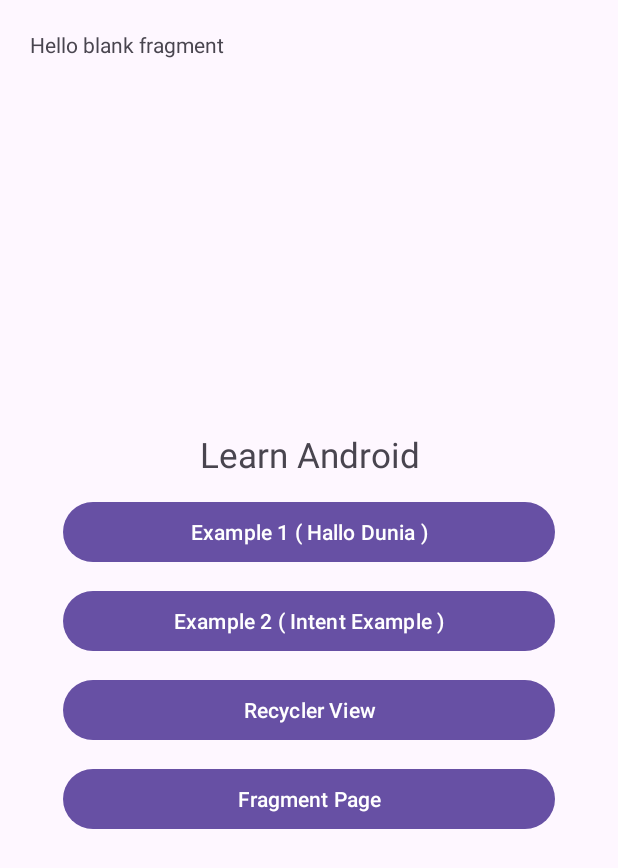
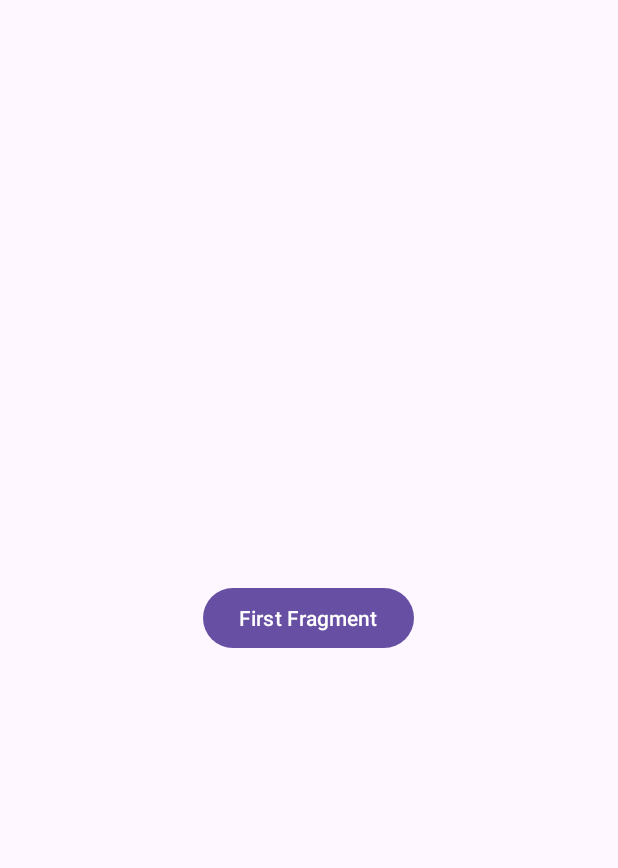
Before and after one commit to BaharudinZaelani/firstAndroidApp, an Android app: the screen it shows after launch (HomeActivity before the commit, FragmentPage after it), after a tap on "Fragment Page", on a phone screen of 412 x 824 dp. Shown: the top 868 px of the screen. Run offline under Robolectric (Android 15) with nearby library versions, the phone set to English and light mode, and no system bars.

Commit message:
Move Fragment Page..

```diff
--- a/app/build.gradle
+++ b/app/build.gradle
@@ -37,14 +37,15 @@ android {
 }
 
 dependencies {
-
     implementation 'androidx.core:core-ktx:1.8.0'
     implementation 'androidx.appcompat:appcompat:1.6.1'
     implementation 'com.google.android.material:material:1.5.0'
     implementation 'androidx.constraintlayout:constraintlayout:2.1.4'
     implementation 'androidx.navigation:navigation-fragment-ktx:2.5.3'
     implementation 'androidx.navigation:navigation-ui-ktx:2.5.3'
+
     testImplementation 'junit:junit:4.13.2'
+
     androidTestImplementation 'androidx.test.ext:junit:1.1.5'
     androidTestImplementation 'androidx.test.espresso:espresso-core:3.5.1'
 }
--- /dev/null
+++ b/app/src/main/java/com/example/baharapp/FragmentPage.kt
@@ -0,0 +1,43 @@
+package com.example.baharapp
+
+import android.os.Bundle
+import android.util.Log
+import android.widget.Button
+import android.widget.RelativeLayout
+import androidx.appcompat.app.AppCompatActivity
+
+class FragmentPage: AppCompatActivity() {
+    private lateinit var containerFragmentResult: RelativeLayout
+    private lateinit var btnFragment: Button
+    private fun constructor() {
+        btnFragment = findViewById(R.id.btn_first_fragment)
+        containerFragmentResult = findViewById(R.id.container_fragment)
+    }
+
+    override fun onCreate(savedInstanceState: Bundle?) {
+        super.onCreate(savedInstanceState)
+        setContentView(R.layout.home_fragment_page)
+        constructor()
+
+        val supportFragment = supportFragmentManager
+        val homeFragment = HomeFragment()
+        val fragment = supportFragment.findFragmentByTag(HomeFragment::class.java.simpleName)
+
+        btnFragment.setOnClickListener {
+            if ( fragment !is HomeFragment ) {
+                if ( containerFragmentResult.childCount == 0 ) {
+                    supportFragment
+                        .beginTransaction()
+                        .add(R.id.container_fragment, homeFragment)
+                        .commit()
+                }else {
+                    supportFragment
+                        .beginTransaction()
+                        .remove(homeFragment)
+                        .commit()
+                }
+            }
+        }
+    }
+
+}
--- a/app/src/main/java/com/example/baharapp/HomeActivity.kt
+++ b/app/src/main/java/com/example/baharapp/HomeActivity.kt
@@ -39,25 +39,8 @@ class HomeActivity: AppCompatActivity() {
         }
 
         // Move to Fragment Page
-        val supportFragment = supportFragmentManager
-        val homeFragment = HomeFragment()
-        val fragment = supportFragment.findFragmentByTag(HomeFragment::class.java.simpleName)
-
-        val container: LinearLayout = findViewById(R.id.container_fragment)
         btnFragment.setOnClickListener {
-            if ( fragment !is HomeFragment ) {
-                if ( container.childCount == 0 ) {
-                    supportFragment
-                        .beginTransaction()
-                        .add(R.id.container_fragment, homeFragment)
-                        .commit()
-                }else {
-                    supportFragment
-                        .beginTransaction()
-                        .remove(homeFragment)
-                        .commit()
-                }
-            }
+            startActivity(Intent(this@HomeActivity, FragmentPage::class.java))
         }
     }
 
--- a/app/src/main/java/com/example/baharapp/HomeFragment.kt
+++ b/app/src/main/java/com/example/baharapp/HomeFragment.kt
@@ -5,28 +5,10 @@ import androidx.fragment.app.Fragment
 import android.view.LayoutInflater
 import android.view.View
 import android.view.ViewGroup
-
-// TODO: Rename parameter arguments, choose names that match
-// the fragment initialization parameters, e.g. ARG_ITEM_NUMBER
-private const val ARG_PARAM1 = "param1"
-private const val ARG_PARAM2 = "param2"
-
-/**
- * A simple [Fragment] subclass.
- * Use the [HomeFragment.newInstance] factory method to
- * create an instance of this fragment.
- */
 class HomeFragment : Fragment() {
-    // TODO: Rename and change types of parameters
-    private var param1: String? = null
-    private var param2: String? = null
 
     override fun onCreate(savedInstanceState: Bundle?) {
         super.onCreate(savedInstanceState)
-        arguments?.let {
-            param1 = it.getString(ARG_PARAM1)
-            param2 = it.getString(ARG_PARAM2)
-        }
     }
 
     override fun onCreateView(
--- a/app/src/main/res/layout/activity_main.xml
+++ b/app/src/main/res/layout/activity_main.xml
@@ -7,14 +7,6 @@
     android:orientation="vertical"
     android:padding="20dp"
     tools:context=".HomeActivity">
-
-    <LinearLayout
-        android:id="@+id/container_fragment"
-        android:layout_width="match_parent"
-        android:layout_height="wrap_content"
-        android:orientation="horizontal">
-
-    </LinearLayout>
 
     <LinearLayout
         android:layout_width="match_parent"
--- /dev/null
+++ b/app/src/main/res/layout/home_fragment_page.xml
@@ -0,0 +1,29 @@
+<?xml version="1.0" encoding="utf-8"?>
+<androidx.constraintlayout.widget.ConstraintLayout
+    xmlns:android="http://schemas.android.com/apk/res/android"
+    android:layout_width="match_parent"
+    android:layout_height="match_parent"
+    xmlns:tools="http://schemas.android.com/tools"
+    tools:context=".FragmentPage">
+
+    <RelativeLayout
+        android:id="@+id/container_fragment"
+        android:layout_width="match_parent"
+        android:layout_height="match_parent">
+
+    </RelativeLayout>
+
+    <LinearLayout
+        android:gravity="center"
+        android:layout_width="match_parent"
+        android:layout_height="match_parent">
+
+        <Button
+            android:id="@+id/btn_first_fragment"
+            android:layout_width="wrap_content"
+            android:layout_height="wrap_content"
+            android:text="@string/first_fragment_label"/>
+
+    </LinearLayout>
+
+</androidx.constraintlayout.widget.ConstraintLayout>
--- /dev/null
+++ b/app/src/main/res/navigation/main_navigation.xml
@@ -0,0 +1,5 @@
+<?xml version="1.0" encoding="utf-8"?>
+<navigation xmlns:android="http://schemas.android.com/apk/res/android"
+    xmlns:app="http://schemas.android.com/apk/res-auto"
+    xmlns:tools="http://schemas.android.com/tools"
+    android:id="@+id/main_navigation" />
--- a/app/src/main/res/values/strings.xml
+++ b/app/src/main/res/values/strings.xml
@@ -109,4 +109,6 @@
     <string name="david_moyes">David Moyes</string>
     <string name="choose">Pilih</string>
     <string name="close">Tutup</string>
+    <string name="title_activity_fragment_main">fragmentMain</string>
+
 </resources>
```
Also changed, not shown: app/src/main/AndroidManifest.xml (+8 -8 lines), app/src/main/res/navigation/nav_graph2.xml (added, +28 -0 lines).
